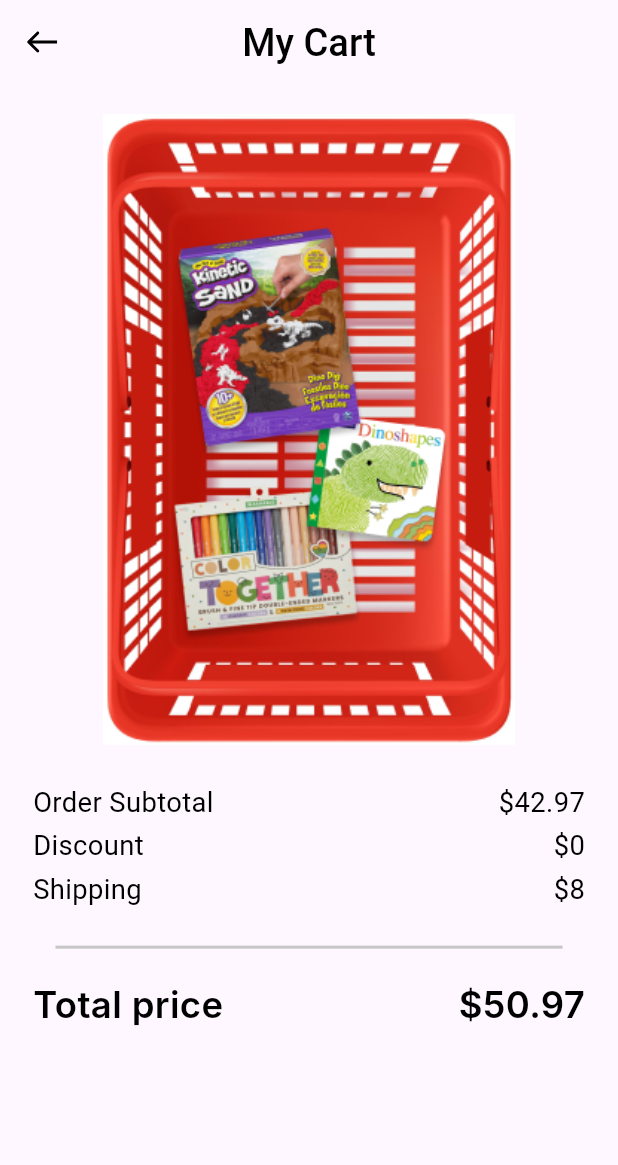
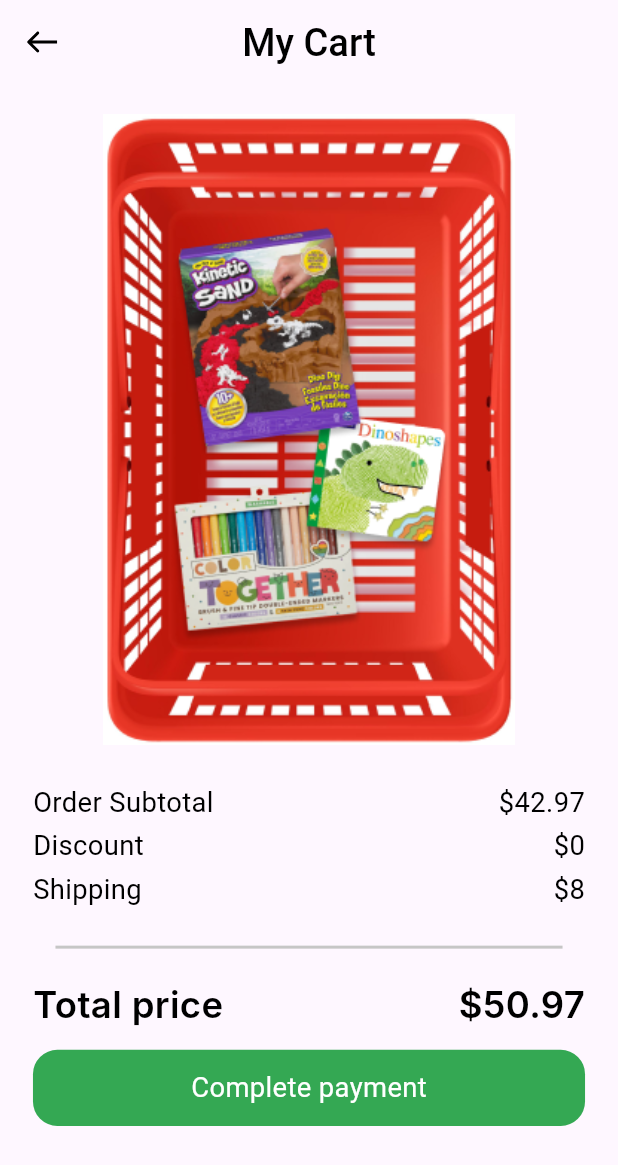
Before and after one commit to MohammedGhazaly/payment_flutter, a Flutter app: the screen it shows after launch, on a phone screen of 412 x 824 dp. Shown: the top 1165 px of the screen. Run offline on Flutter 3.47's test engine with Material 3 defaults, Android fonts, the phone set to English and light mode, and no system bars; our stand-ins replace flutter_screenutil, flutter_svg; Roboto replaces fonts that are missing (Inter).

Commit message:
Finished custom button

```diff
--- /dev/null
+++ b/lib/core/widgets/custom_button.dart
@@ -0,0 +1,34 @@
+import 'package:flutter/material.dart';
+import 'package:flutter_payments/core/utils/app_styles.dart';
+import 'package:flutter_screenutil/flutter_screenutil.dart';
+
+class CustomButton extends StatelessWidget {
+  const CustomButton({
+    super.key,
+  });
+
+  @override
+  Widget build(BuildContext context) {
+    return InkWell(
+      onTap: () {},
+      child: Container(
+        width: double.infinity,
+        height: 50.h,
+        decoration: BoxDecoration(
+          color: Color(0xFF34A853),
+          borderRadius: BorderRadius.circular(
+            16.r,
+          ),
+        ),
+        child: Center(
+          child: Text(
+            "Complete payment",
+            style: AppStyles.style18.copyWith(
+              color: Colors.white,
+            ),
+          ),
+        ),
+      ),
+    );
+  }
+}
--- a/lib/features/checkout/presentation/views/my_cart_widgets/my_cart_body.dart
+++ b/lib/features/checkout/presentation/views/my_cart_widgets/my_cart_body.dart
@@ -1,6 +1,7 @@
 import 'package:flutter/material.dart';
 import 'package:flutter_payments/core/assets/app_assets.dart';
 import 'package:flutter_payments/core/utils/app_styles.dart';
+import 'package:flutter_payments/core/widgets/custom_button.dart';
 import 'package:flutter_payments/features/checkout/presentation/views/my_cart_widgets/order_info_item.dart';
 import 'package:flutter_screenutil/flutter_screenutil.dart';
 
@@ -66,7 +67,14 @@ class MyCartBody extends StatelessWidget {
                   style: AppStyles.style24,
                 )
               ],
-            )
+            ),
+            SizedBox(
+              height: 16.h,
+            ),
+            CustomButton(),
+            SizedBox(
+              height: 32.h,
+            ),
           ],
         ),
       ),
```
